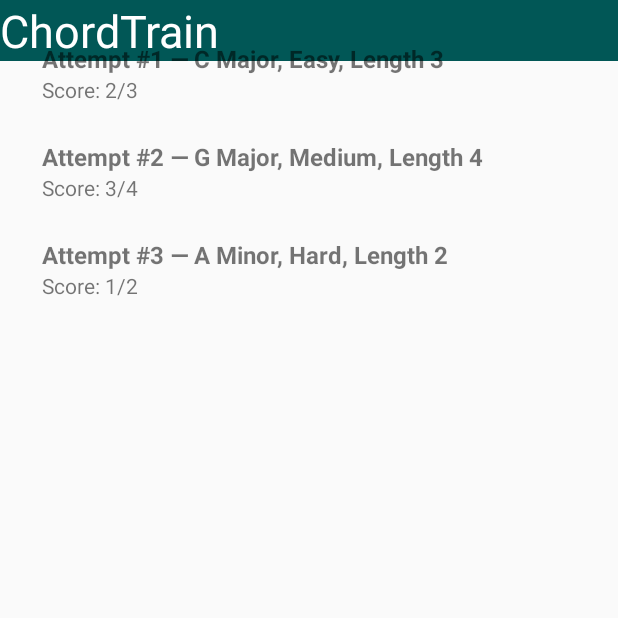
After one commit to simontitk/chordtrain, an Android app: the StatisticsFragment screen opened through its navigation route, on a phone screen of 412 x 824 dp, the top half of it. The commit adds this screen. Run offline under Robolectric (Android 15) with nearby library versions, the phone set to English and light mode, and no system bars; our stand-ins replace Room's generated code.

Commit message:
made statistical fragment with recyclerview containing mock data. But broke the key selection spinner

```diff
--- a/app/build.gradle.kts
+++ b/app/build.gradle.kts
@@ -47,6 +47,7 @@ dependencies {
     implementation(libs.androidx.media3.exoplayer.dash)
     implementation(libs.androidx.media3.ui)
     implementation(libs.androidx.room.common.jvm)
+    implementation(libs.androidx.recyclerview)
     val roomVersion = "2.6.1" // Use the latest version
     implementation("androidx.room:room-runtime:$roomVersion")
     ksp("androidx.room:room-compiler:$roomVersion") // Use ksp instead of kapt
--- /dev/null
+++ b/app/src/main/java/com/example/chordtrain/AttemptDisplayData.kt
@@ -0,0 +1,10 @@
+package com.example.chordtrain
+
+data class AttemptDisplayData(
+    val attemptId: Int,
+    val key: String,
+    val difficulty: String,
+    val length: Int,
+    val correctCount: Int,
+    val totalChords: Int
+)
--- /dev/null
+++ b/app/src/main/java/com/example/chordtrain/StatisticsAdapter.kt
@@ -0,0 +1,30 @@
+package com.example.chordtrain
+
+import android.view.LayoutInflater
+import android.view.View
+import android.view.ViewGroup
+import android.widget.TextView
+import androidx.recyclerview.widget.RecyclerView
+
+class StatisticsAdapter(private val attempts: List<AttemptDisplayData>) :
+    RecyclerView.Adapter<StatisticsAdapter.AttemptViewHolder>() {
+
+    inner class AttemptViewHolder(itemView: View) : RecyclerView.ViewHolder(itemView) {
+        val attemptInfo: TextView = itemView.findViewById(R.id.attempt_info_text)
+        val attemptScore: TextView = itemView.findViewById(R.id.attempt_score_text)
+    }
+
+    override fun onCreateViewHolder(parent: ViewGroup, viewType: Int): AttemptViewHolder {
+        val view = LayoutInflater.from(parent.context)
+            .inflate(R.layout.item_attempt, parent, false)
+        return AttemptViewHolder(view)
+    }
+
+    override fun onBindViewHolder(holder: AttemptViewHolder, position: Int) {
+        val attempt = attempts[position]
+        holder.attemptInfo.text = "Attempt #${attempt.attemptId} — ${attempt.key}, ${attempt.difficulty}, Length ${attempt.length}"
+        holder.attemptScore.text = "Score: ${attempt.correctCount}/${attempt.totalChords}"
+    }
+
+    override fun getItemCount(): Int = attempts.size
+}
--- a/app/src/main/java/com/example/chordtrain/db/ChordTrainDatabase.kt
+++ b/app/src/main/java/com/example/chordtrain/db/ChordTrainDatabase.kt
@@ -158,7 +158,7 @@ abstract class ChordTrainDatabase : RoomDatabase() {
                                 musicalKey.forEach { musicalKeyDao.insert(it) }
                             }
                         }
-                    }).fallbackToDestructiveMigration()
+                    })
                     .build()
                 INSTANCE = instance
                 instance
--- a/app/src/main/java/com/example/chordtrain/ui/MainFragment.kt
+++ b/app/src/main/java/com/example/chordtrain/ui/MainFragment.kt
@@ -98,6 +98,14 @@ class MainFragment: Fragment() {
                 findNavController().navigate(R.id.action_main_to_play)
             }
         }
+
+        val statisticsButton: Button = view.findViewById(R.id.stats_fragment_button)
+        statisticsButton.setOnClickListener {
+           activity?.let {
+               findNavController().navigate(R.id.action_main_to_statistics)
+           }
+        }
+
         return view
     }
 }
--- /dev/null
+++ b/app/src/main/java/com/example/chordtrain/ui/StatisticsFragment.kt
@@ -0,0 +1,37 @@
+package com.example.chordtrain.ui
+
+import android.os.Bundle
+import android.view.LayoutInflater
+import android.view.View
+import android.view.ViewGroup
+import androidx.fragment.app.Fragment
+import androidx.recyclerview.widget.LinearLayoutManager
+import androidx.recyclerview.widget.RecyclerView
+import com.example.chordtrain.AttemptDisplayData
+import com.example.chordtrain.R
+import com.example.chordtrain.StatisticsAdapter
+
+class StatisticsFragment : Fragment() {
+
+    override fun onCreateView(
+        inflater: LayoutInflater,
+        container: ViewGroup?,
+        savedInstanceState: Bundle?
+    ): View {
+        val view = inflater.inflate(R.layout.fragment_statistics, container, false)
+
+        val recyclerView = view.findViewById<RecyclerView>(R.id.attempts_recycler_view)
+        recyclerView.layoutManager = LinearLayoutManager(requireContext())
+
+        // 🔹 Mock data
+        val mockData = listOf(
+            AttemptDisplayData(1, "C Major", "Easy", 3, 2, 3),
+            AttemptDisplayData(2, "G Major", "Medium", 4, 3, 4),
+            AttemptDisplayData(3, "A Minor", "Hard", 2, 1, 2)
+        )
+
+        recyclerView.adapter = StatisticsAdapter(mockData)
+
+        return view
+    }
+}
--- /dev/null
+++ b/app/src/main/res/layout/fragment_statistics.xml
@@ -0,0 +1,13 @@
+<?xml version="1.0" encoding="utf-8"?>
+<LinearLayout xmlns:android="http://schemas.android.com/apk/res/android"
+    android:id="@+id/statistics_layout"
+    android:layout_width="match_parent"
+    android:layout_height="match_parent"
+    android:orientation="vertical"
+    android:padding="16dp">
+
+    <androidx.recyclerview.widget.RecyclerView
+        android:id="@+id/attempts_recycler_view"
+        android:layout_width="match_parent"
+        android:layout_height="match_parent"/>
+</LinearLayout>
--- /dev/null
+++ b/app/src/main/res/layout/item_attempt.xml
@@ -0,0 +1,23 @@
+<?xml version="1.0" encoding="utf-8"?>
+<LinearLayout xmlns:android="http://schemas.android.com/apk/res/android"
+    android:layout_width="match_parent"
+    android:layout_height="wrap_content"
+    android:padding="12dp"
+    android:orientation="vertical"
+    android:background="?attr/selectableItemBackground">
+
+    <TextView
+        android:id="@+id/attempt_info_text"
+        android:layout_width="match_parent"
+        android:layout_height="wrap_content"
+        android:text="Attempt info"
+        android:textStyle="bold"
+        android:textSize="16sp"/>
+
+    <TextView
+        android:id="@+id/attempt_score_text"
+        android:layout_width="match_parent"
+        android:layout_height="wrap_content"
+        android:text="Score"
+        android:textSize="14sp"/>
+</LinearLayout>
--- a/app/src/main/res/navigation/nav_graph.xml
+++ b/app/src/main/res/navigation/nav_graph.xml
@@ -1,22 +1,30 @@
 <?xml version="1.0" encoding="utf-8"?>
 <navigation xmlns:android="http://schemas.android.com/apk/res/android"
     xmlns:app="http://schemas.android.com/apk/res-auto"
-    android:id="@+id/nav_graph.xml"
+    android:id="@+id/nav_graph"
     app:startDestination="@id/main_fragment">
 
     <fragment
         android:id="@+id/main_fragment"
-        android:label="Main Fragment"
-        android:name="com.example.chordtrain.ui.MainFragment">
+        android:name="com.example.chordtrain.ui.MainFragment"
+        android:label="Main Fragment">
 
         <action
             android:id="@+id/action_main_to_play"
             app:destination="@id/play_fragment" />
+
+        <action
+            android:id="@+id/action_main_to_statistics"
+            app:destination="@id/statistics_fragment" />
     </fragment>
 
     <fragment
         android:id="@+id/play_fragment"
-        android:label="Play Fragment"
-        android:name="com.example.chordtrain.ui.PlayFragment" />
+        android:name="com.example.chordtrain.ui.PlayFragment"
+        android:label="Play Fragment" />
 
+    <fragment
+        android:id="@+id/statistics_fragment"
+        android:name="com.example.chordtrain.ui.StatisticsFragment"
+        android:label="Statistics Fragment" />
 </navigation>
--- a/gradle/libs.versions.toml
+++ b/gradle/libs.versions.toml
@@ -18,6 +18,7 @@ navigationFragment = "2.8.9"
 appcompat = "1.7.0"
 media3Exoplayer = "1.6.0"
 roomCommonJvm = "2.7.0"
+recyclerview = "1.4.0"
 
 [libraries]
 androidx-constraintlayout = { module = "androidx.constraintlayout:constraintlayout", version.ref = "constraintlayout" }
@@ -45,6 +46,7 @@ androidx-navigation-fragment = { group = "androidx.navigation", name = "navigati
 androidx-appcompat = { group = "androidx.appcompat", name = "appcompat", version.ref = "appcompat" }
 androidx-media3-exoplayer = { group = "androidx.media3", name = "media3-exoplayer", version.ref = "media3Exoplayer" }
 androidx-room-common-jvm = { group = "androidx.room", name = "room-common-jvm", version.ref = "roomCommonJvm" }
+androidx-recyclerview = { group = "androidx.recyclerview", name = "recyclerview", version.ref = "recyclerview" }
 
 [plugins]
 android-application = { id = "com.android.application", version.ref = "agp" }
```
